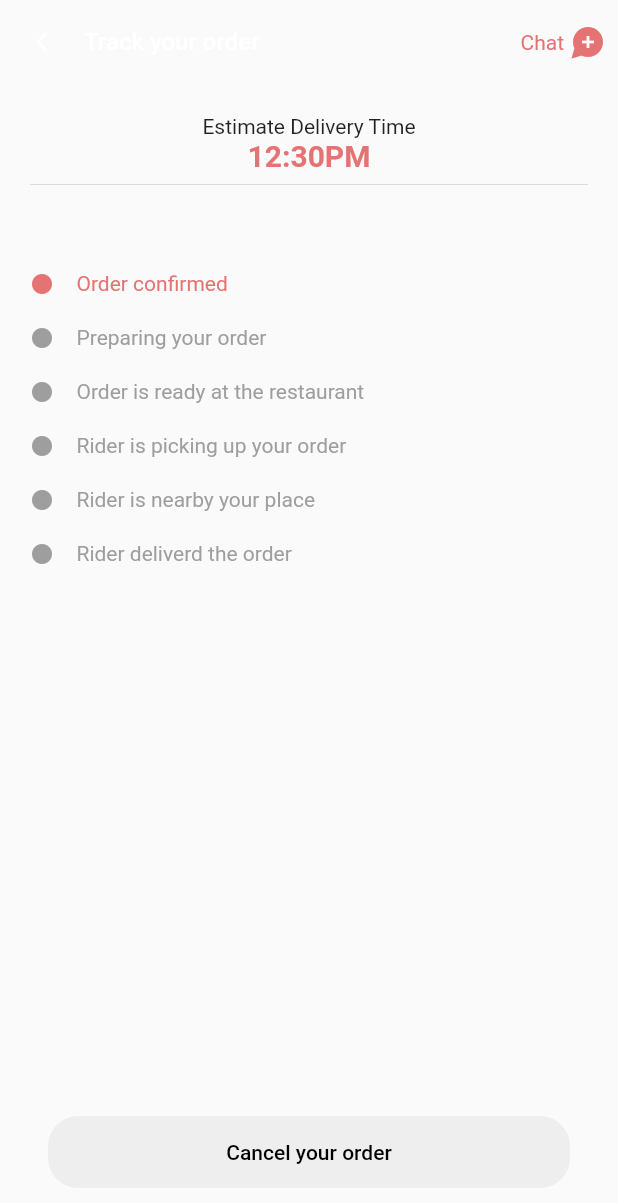
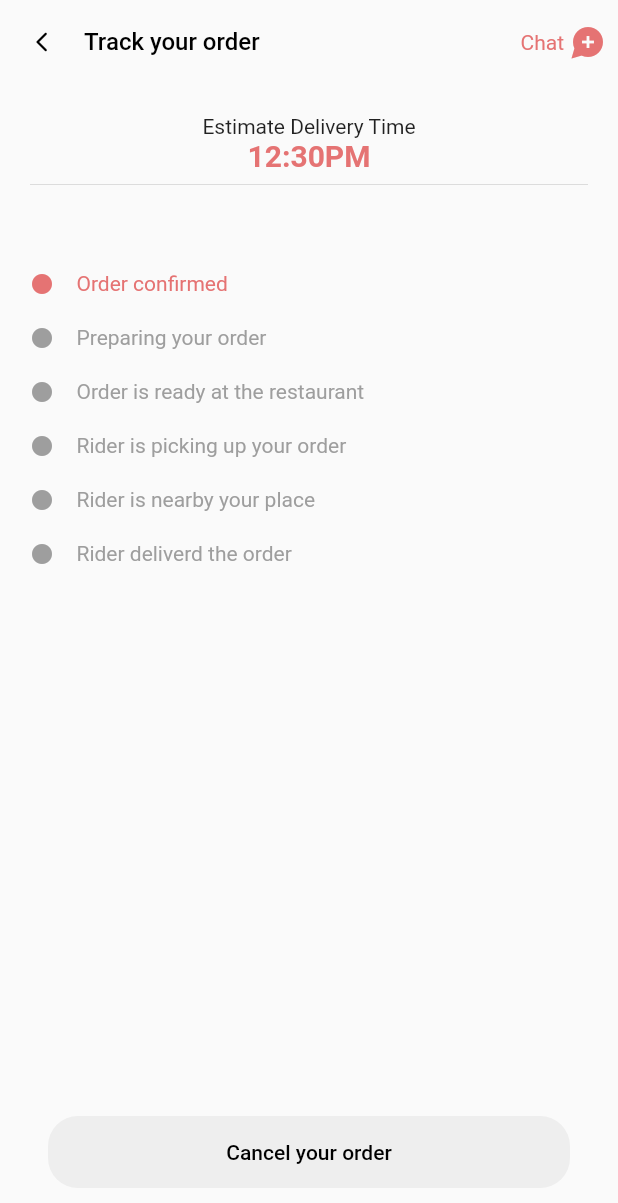
Before and after one commit to mennakamal19/happymeals_project, a Flutter app: the TrackOrder screen opened directly, on a phone screen of 412 x 824 dp. Shown: the top 1203 px of the screen. Run offline on Flutter 3.47's test engine with Material 2 defaults, Android fonts, the phone set to English and light mode, and no system bars; our stand-ins replace cloud_firestore, firebase_auth, firebase_core, firebase_storage, fluttertoast, hexcolor and 4 more; accounts and stored records are empty.

Commit message:
final editing

```diff
--- a/lib/track_your_order.dart
+++ b/lib/track_your_order.dart
@@ -15,12 +15,13 @@ class _TrackOrderState extends State<TrackOrder> {
       appBar: AppBar(
         shadowColor: Colors.transparent,
         backgroundColor: Colors.transparent,
-        leading: IconButton(icon: Icon(Icons.arrow_back_ios_rounded,size: 16,),
+        leading: IconButton(icon: Icon(Icons.arrow_back_ios_rounded,size: 16,color: Colors.black,),
           onPressed: () => Navigator.pop(context),
         ),
         titleSpacing: 0.0,
-        title: Text(
-          'Track your order',style: TextStyle(fontSize: 16),
+        title: const Text(
+          'Track your order',
+          style: TextStyle(fontSize: 16,color: Colors.black),
         ),
         actions: [
           InkWell(
```
